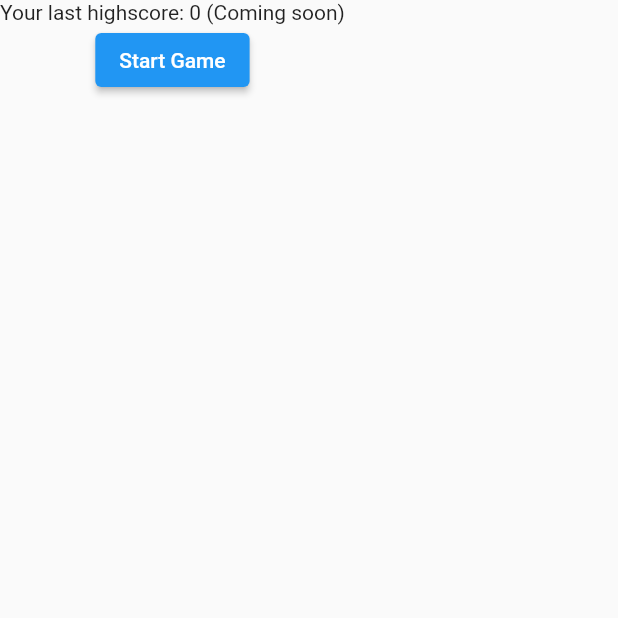
After one commit to Combo1/GCA, a Flutter app: the screen it shows after launch, after a tap on "F1 Reaction Game", on a phone screen of 412 x 824 dp, the top half of it. The commit adds this screen. Run offline on Flutter 3.47's test engine with Material 2 defaults, Android fonts, the phone set to English and light mode, and no system bars.

Commit message:
added files for Formula 1 Game

```diff
--- /dev/null
+++ b/lib/F1ReactionGameScreen.dart
@@ -0,0 +1,52 @@
+
+
+import 'package:flutter/material.dart';
+
+class F1ReactionGameStartScreen extends StatelessWidget{
+  static const routeName = '/games/f1-reaction-game';
+  @override
+  Widget build(BuildContext context) {
+    return Scaffold(body:
+        SafeArea(child:
+          Column(children: [
+            Text('Your last highscore: 0 (Coming soon)'),
+            ElevatedButton(onPressed: () => this.onStartPressed(context), child: Text('Start Game')),
+          ],
+        ),
+        ),
+    );
+  }
+
+  void onStartPressed(BuildContext context){
+    Route route = MaterialPageRoute(builder: (context) => F1ReactionGameScreen());
+    Navigator.pushReplacement(context, route);
+  }
+
+}
+
+
+class F1ReactionGameScreen extends StatefulWidget{
+  static const routeName = '/games/f1-reaction-game/in-progress';
+
+
+  @override
+  State<StatefulWidget> createState() => _F1ReactionGameScreenState();
+
+}
+
+class _F1ReactionGameScreenState extends State<F1ReactionGameScreen>{
+  @override
+  Widget build(BuildContext context) {
+    return Container();
+  }
+
+}
+
+
+class F1ReactionPostGameScreen extends StatelessWidget {
+  static const routeName = '/games/f1-reaction-game/in-progress';
+  @override
+  Widget build(BuildContext context) {
+
+  }
+}
--- a/lib/MainMenuScreen.dart
+++ b/lib/MainMenuScreen.dart
@@ -1,6 +1,7 @@
 import 'package:flutter/cupertino.dart';
 import 'package:flutter/material.dart';
 import 'package:gca/ConnectFourScreen.dart';
+import 'package:gca/F1ReactionGameScreen.dart';
 import 'package:gca/TicTacToeScreen.dart';
 
 class MainMenuScreen extends StatelessWidget{
@@ -14,6 +15,8 @@ class MainMenuScreen extends StatelessWidget{
           ElevatedButton(child: Center(child: Text('Tic Tac Toe')), onPressed: () => this.onTicTacToePressed(context), ),
           Divider(),
           ElevatedButton(child: Center(child: Text('Connect Four')), onPressed: () => this.onConnectFourPressed(context), ),
+          Divider(),
+          ElevatedButton(child: Center(child: Text('F1 Reaction Game')), onPressed: () => this.onF1GamePressed(context), ),
         ],
       )
     );
@@ -28,4 +31,8 @@ class MainMenuScreen extends StatelessWidget{
     Navigator.pushNamed(context, ConnectFourScreen.routeName);
   }
 
+  void onF1GamePressed(BuildContext context){
+    Navigator.pushNamed(context, F1ReactionGameStartScreen.routeName);
+  }
+
 }
--- a/lib/main.dart
+++ b/lib/main.dart
@@ -1,4 +1,5 @@
 import 'package:flutter/material.dart';
+import 'package:gca/F1ReactionGameScreen.dart';
 import 'package:gca/MainMenuScreen.dart';
 import 'package:gca/TicTacToeScreen.dart';
 
@@ -30,6 +31,7 @@ class MyApp extends StatelessWidget {
         TicTacToeScreen.routeName: (context) => TicTacToeScreen(),
         MainMenuScreen.routeName: (context) => MainMenuScreen(),
         ConnectFourScreen.routeName: (context) => ConnectFourScreen(),
+        F1ReactionGameStartScreen.routeName: (context) => F1ReactionGameStartScreen(),
       },
       initialRoute: MainMenuScreen.routeName,
     );
```
